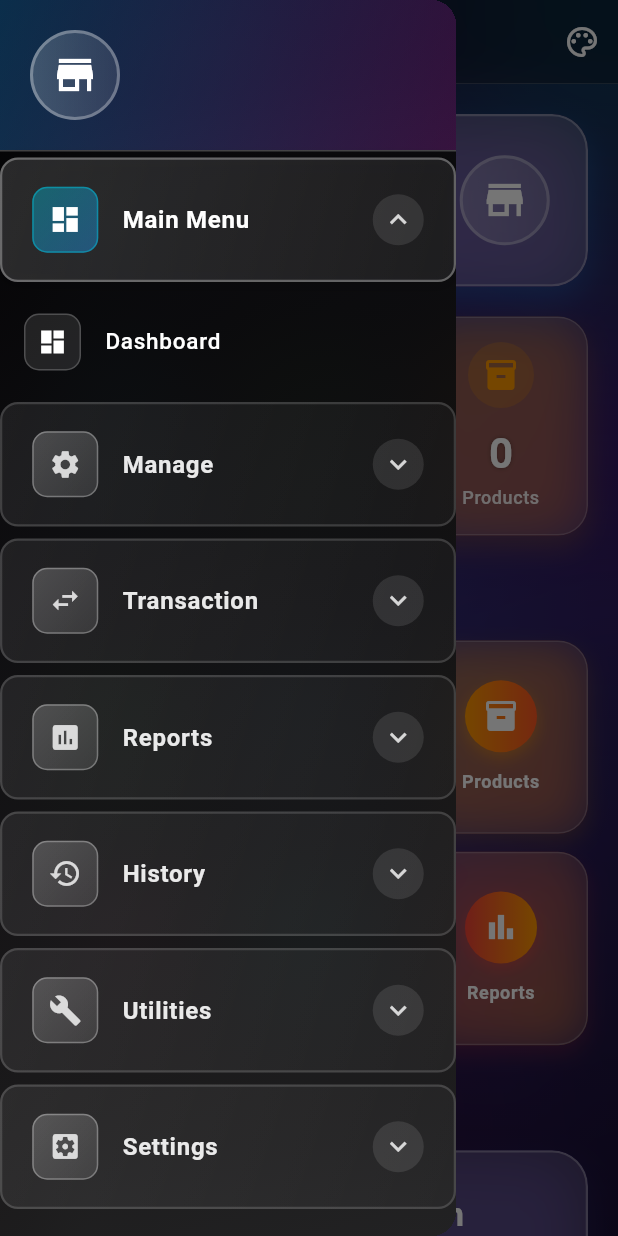
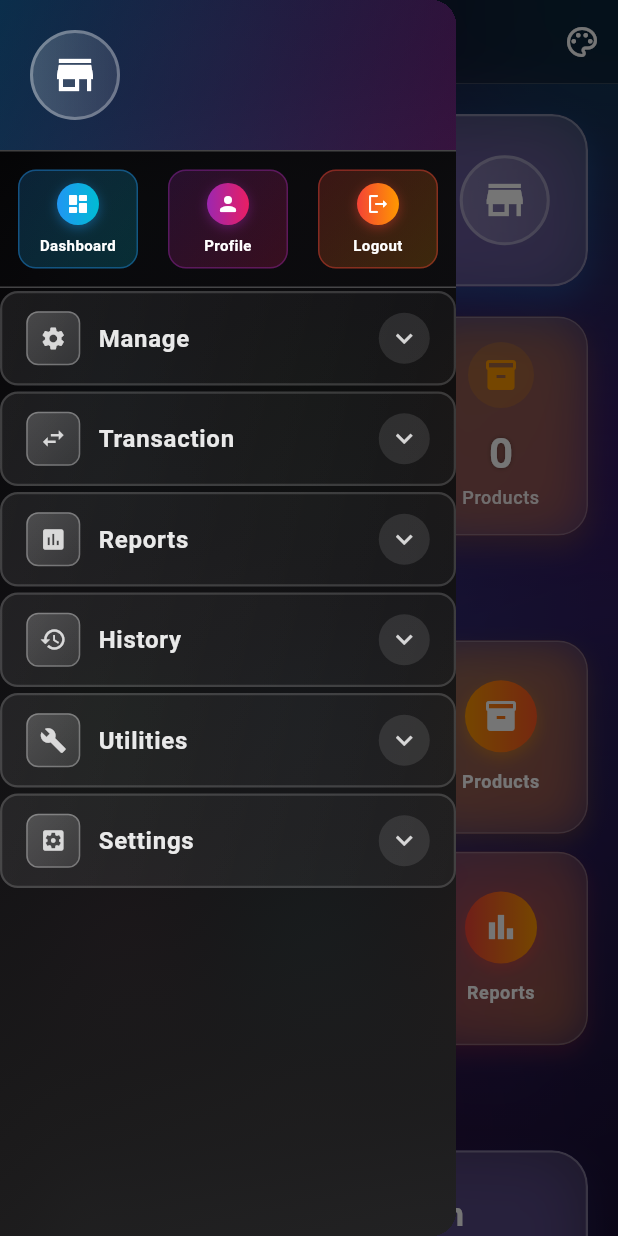
Before and after one commit to muzammalarifpk/shop-manager-flutter-ai, a Flutter app: the DashboardScreen screen opened directly, with the side drawer open, on a phone screen of 412 x 824 dp. Run offline on Flutter 3.47's test engine with Material 3 defaults, Android fonts, the phone set to English and light mode, and no system bars; our stand-ins replace cloud_firestore, drift, firebase_auth, firebase_core, image_cropper, image_picker and 1 more; accounts and stored records are empty; generated files the repository leaves out were written again.

Commit message:
feat: Improve drawer menu spacing and sizing
- Reduce padding for section headers (Manage, Transaction, Reports, etc.)
- Reduce icon sizes in section headers (22 -> 18)
- Reduce font sizes in section headers (16 -> 14)
- Reduce arrow icon sizes (24 -> 20)
- Reduce margins and padding for more compact layout
- Add spacing between main menu icons
- Fix logo preview to update immediately when selected

```diff
--- a/flutter/lib/features/dashboard/dashboard_screen.dart
+++ b/flutter/lib/features/dashboard/dashboard_screen.dart
@@ -964,20 +964,14 @@ class _DashboardScreenState extends State<DashboardScreen> {
                   // Header with user info
                   _buildDrawerHeader(),
                   const Divider(color: Colors.white24, height: 1),
+                  // Main Menu - Icon-only quick actions
+                  _buildMainMenuIcons(),
+                  const Divider(color: Colors.white24, height: 1, thickness: 1),
                   // Menu items
                   Expanded(
                     child: ListView(
                       padding: EdgeInsets.zero,
                       children: [
-                        _buildDrawerSection('Main Menu', [
-                          _DrawerMenuItem(
-                            icon: Icons.dashboard,
-                            title: 'Dashboard',
-                            onTap: () {
-                              Navigator.pop(context);
-                            },
-                          ),
-                        ]),
                         _buildDrawerSection('Manage', [
                           _DrawerMenuItem(
                             icon: Icons.account_balance,
@@ -1398,6 +1392,116 @@ class _DashboardScreenState extends State<DashboardScreen> {
     );
   }
 
+  Widget _buildMainMenuIcons() {
+    return Container(
+      padding: const EdgeInsets.symmetric(vertical: 12, horizontal: 8),
+      child: Row(
+        mainAxisAlignment: MainAxisAlignment.spaceEvenly,
+        children: [
+          _buildMainMenuIcon(
+            icon: Icons.dashboard_rounded,
+            label: 'Dashboard',
+            gradient: [Colors.blue, Colors.cyan],
+            onTap: () {
+              Navigator.pop(context);
+            },
+          ),
+          const SizedBox(width: 12),
+          _buildMainMenuIcon(
+            icon: Icons.person_rounded,
+            label: 'Profile',
+            gradient: [Colors.purple, Colors.pink],
+            onTap: () {
+              Navigator.pop(context);
+              Navigator.of(context).push(
+                MaterialPageRoute<void>(
+                  builder: (_) => const ProfileScreen(),
+                ),
+              );
+            },
+          ),
+          const SizedBox(width: 12),
+          _buildMainMenuIcon(
+            icon: Icons.logout_rounded,
+            label: 'Logout',
+            gradient: [Colors.red, Colors.orange],
+            onTap: () {
+              Navigator.pop(context);
+              _handleLogout();
+            },
+          ),
+        ],
+      ),
+    );
+  }
+
+  Widget _buildMainMenuIcon({
+    required IconData icon,
+    required String label,
+    required List<Color> gradient,
+    required VoidCallback onTap,
+  }) {
+    return Expanded(
+      child: Container(
+        margin: const EdgeInsets.symmetric(horizontal: 4),
+        child: Material(
+          color: Colors.transparent,
+          child: InkWell(
+            onTap: onTap,
+            borderRadius: BorderRadius.circular(12),
+            child: Container(
+              padding: const EdgeInsets.symmetric(vertical: 8, horizontal: 4),
+              decoration: BoxDecoration(
+                borderRadius: BorderRadius.circular(12),
+                gradient: LinearGradient(
+                  begin: Alignment.topLeft,
+                  end: Alignment.bottomRight,
+                  colors: gradient.map((c) => c.withValues(alpha: 0.2)).toList(),
+                ),
+                border: Border.all(
+                  color: gradient.first.withValues(alpha: 0.4),
+                  width: 1,
+                ),
+              ),
+              child: Column(
+                mainAxisSize: MainAxisSize.min,
+                children: [
+                  Container(
+                    padding: const EdgeInsets.all(6),
+                    decoration: BoxDecoration(
+                      shape: BoxShape.circle,
+                      gradient: LinearGradient(
+                        colors: gradient,
+                      ),
+                      boxShadow: [
+                        BoxShadow(
+                          color: gradient.first.withValues(alpha: 0.4),
+                          blurRadius: 6,
+                          offset: const Offset(0, 2),
+                        ),
+                      ],
+                    ),
+                    child: Icon(icon, color: Colors.white, size: 16),
+                  ),
+                  const SizedBox(height: 6),
+                  Text(
+                    label,
+                    style: const TextStyle(
+                      color: Colors.white,
+                      fontSize: 10,
+                      fontWeight: FontWeight.w600,
+                    ),
+                    textAlign: TextAlign.center,
+                  ),
+                ],
+              ),
+            ),
+          ),
+        ),
+      ),
+    );
+  }
+
   Widget _buildDrawerSection(String title, List<_DrawerMenuItem> items) {
     final isExpanded = _expandedSections[title] ?? false;
 
@@ -1414,8 +1518,8 @@ class _DashboardScreenState extends State<DashboardScreen> {
             },
             borderRadius: BorderRadius.circular(12),
             child: Container(
-              margin: const EdgeInsets.symmetric(vertical: 4),
-              padding: const EdgeInsets.symmetric(horizontal: 20, vertical: 18),
+              margin: const EdgeInsets.symmetric(vertical: 2),
+              padding: const EdgeInsets.symmetric(horizontal: 16, vertical: 12),
               decoration: BoxDecoration(
                 gradient: isExpanded
                     ? LinearGradient(
@@ -1454,9 +1558,9 @@ class _DashboardScreenState extends State<DashboardScreen> {
               child: Row(
                 children: [
                   Container(
-                    padding: const EdgeInsets.all(10),
+                    padding: const EdgeInsets.all(8),
                     decoration: BoxDecoration(
-                      borderRadius: BorderRadius.circular(10),
+                      borderRadius: BorderRadius.circular(8),
                       gradient: LinearGradient(
                         begin: Alignment.topLeft,
                         end: Alignment.bottomRight,
@@ -1482,10 +1586,10 @@ class _DashboardScreenState extends State<DashboardScreen> {
                       color: isExpanded
                           ? Colors.white
                           : Colors.white.withValues(alpha: 0.8),
-                      size: 22,
+                      size: 18,
                     ),
                   ),
-                  const SizedBox(width: 16),
+                  const SizedBox(width: 12),
                   Expanded(
                     child: Text(
                       title,
--- a/flutter/lib/features/settings/profile_screen.dart
+++ b/flutter/lib/features/settings/profile_screen.dart
@@ -180,18 +180,15 @@ class _ProfileScreenState extends State<ProfileScreen> {
           // Save to app directory first (for immediate display)
           final savedFile = await _saveLogoToApp(resizedFile);
 
+          // Update UI immediately with the new logo
           setState(() {
             _selectedLogoImage = savedFile;
             _isUploadingLogo = true;
           });
 
-          // Convert to base64 and save to Firestore
+          // Convert to base64 and save to Firestore in background
           try {
             final logoBase64 = await _convertImageToBase64(savedFile);
-            setState(() {
-              _logoBase64 = logoBase64;
-              _isUploadingLogo = false;
-            });
 
             // Update user profile with base64 logo (only logo, not all fields)
             await _authService.updateProfile(
@@ -200,6 +197,11 @@ class _ProfileScreenState extends State<ProfileScreen> {
               currency: _currencyController.text.trim(),
               logoPath: logoBase64,
             );
+
+            setState(() {
+              _logoBase64 = logoBase64;
+              _isUploadingLogo = false;
+            });
 
             if (mounted) {
               GlassySuccessNotification.show(
```
